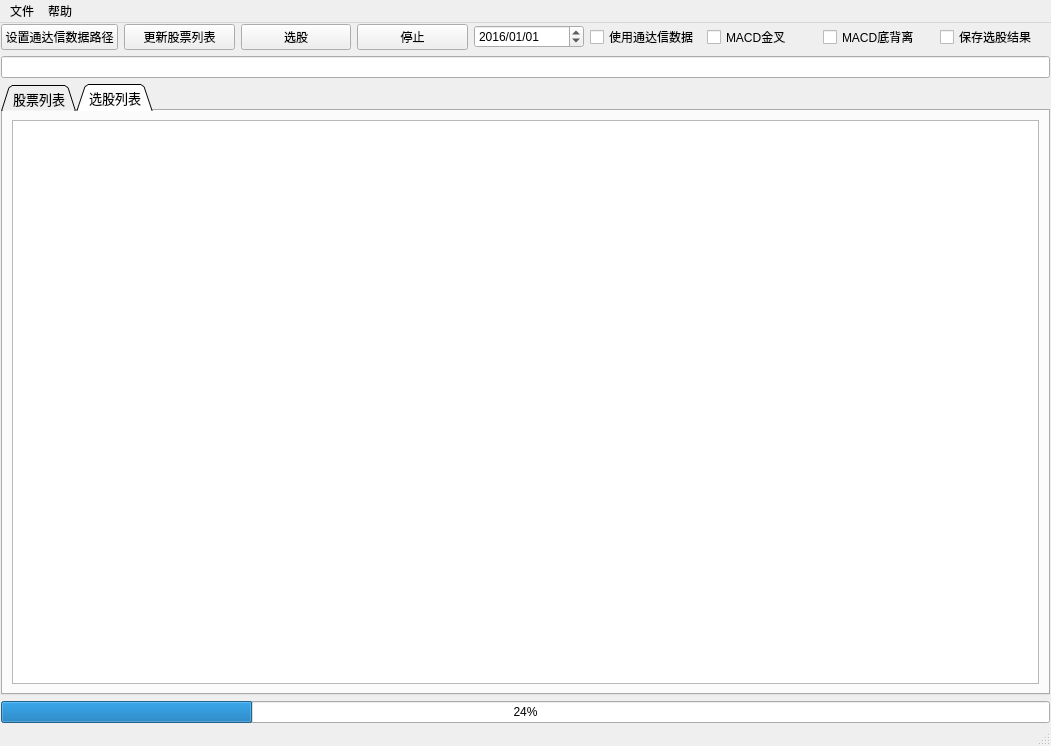
Qt form resource/main.ui (aslucky/StockHelper) before a commit.
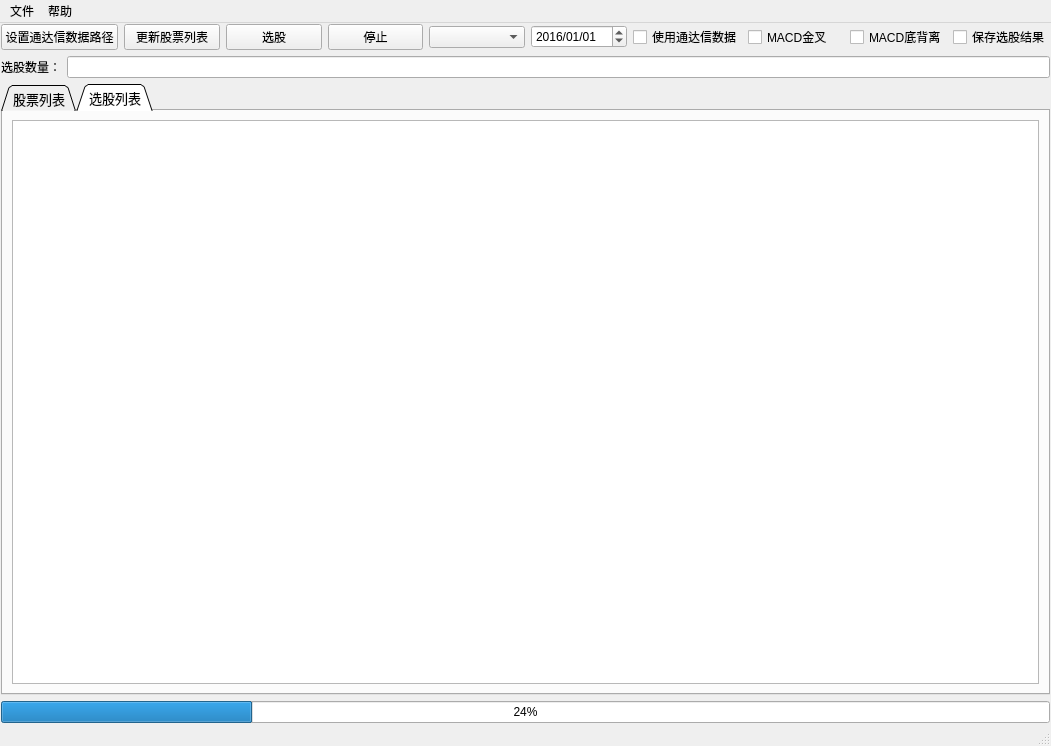
The same form after that commit. The open tabs and pages were chosen to show the change.

Commit message: 选股线程整理完毕。暂时把选股结果和每日涨幅排行榜文件放到目录下面。以后考虑使用数据库。

```diff
--- a/resource/main.ui
+++ b/resource/main.ui
@@ -62,6 +62,9 @@
         </property>
        </widget>
       </item>
+      <item>
+       <widget class="QComboBox" name="comboBox_klineType"/>
+      </item>
       <item>
        <widget class="QDateEdit" name="dateEdit_pickup">
         <property name="dateTime">
@@ -116,7 +119,21 @@
      </layout>
     </item>
     <item>
-     <widget class="QLineEdit" name="lineEdit_tdxDataPath"/>
+     <layout class="QHBoxLayout" name="horizontalLayout_2">
+      <property name="spacing">
+       <number>6</number>
+      </property>
+      <item>
+       <widget class="QLabel" name="lable_top">
+        <property name="text">
+         <string>选股数量：</string>
+        </property>
+       </widget>
+      </item>
+      <item>
+       <widget class="QLineEdit" name="lineEdit_tdxDataPath"/>
+      </item>
+     </layout>
     </item>
     <item>
      <widget class="QTabWidget" name="tabWidget">
```
Left out of the diff: 34 changed lines with no effect on the pictures. The commit also changes 24 other files.
